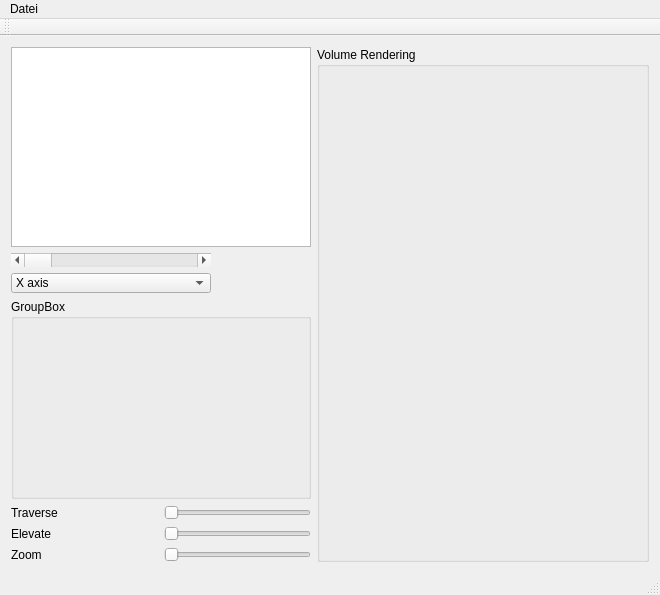
Before: the Qt Designer form Beispiel1/mainwindow.ui in stf80/Visualisierung-LU-WS-2010, drawn with Qt 5.
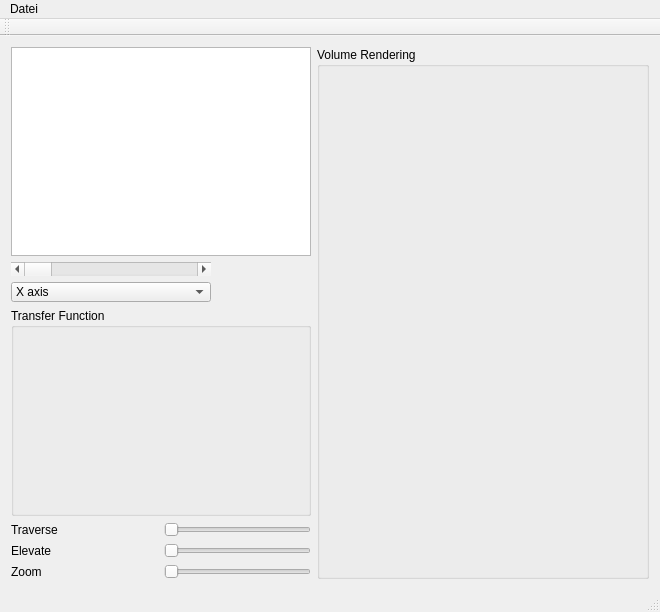
After: the same form once the commit is applied.

Commit message: stf: fix initialization of transfer function controls; fix segfault at program termination by changing base class of volumerenderer to QWidget

The edit to the form file:
```diff
--- a/Beispiel1/mainwindow.ui
+++ b/Beispiel1/mainwindow.ui
@@ -7,7 +7,7 @@
     <x>0</x>
     <y>0</y>
     <width>660</width>
-    <height>534</height>
+    <height>612</height>
    </rect>
   </property>
   <property name="windowTitle">
@@ -98,7 +98,7 @@
          </size>
         </property>
         <property name="title">
-         <string>GroupBox</string>
+         <string>Transfer Function</string>
         </property>
        </widget>
       </item>
```
The commit also changes 4 other files.
